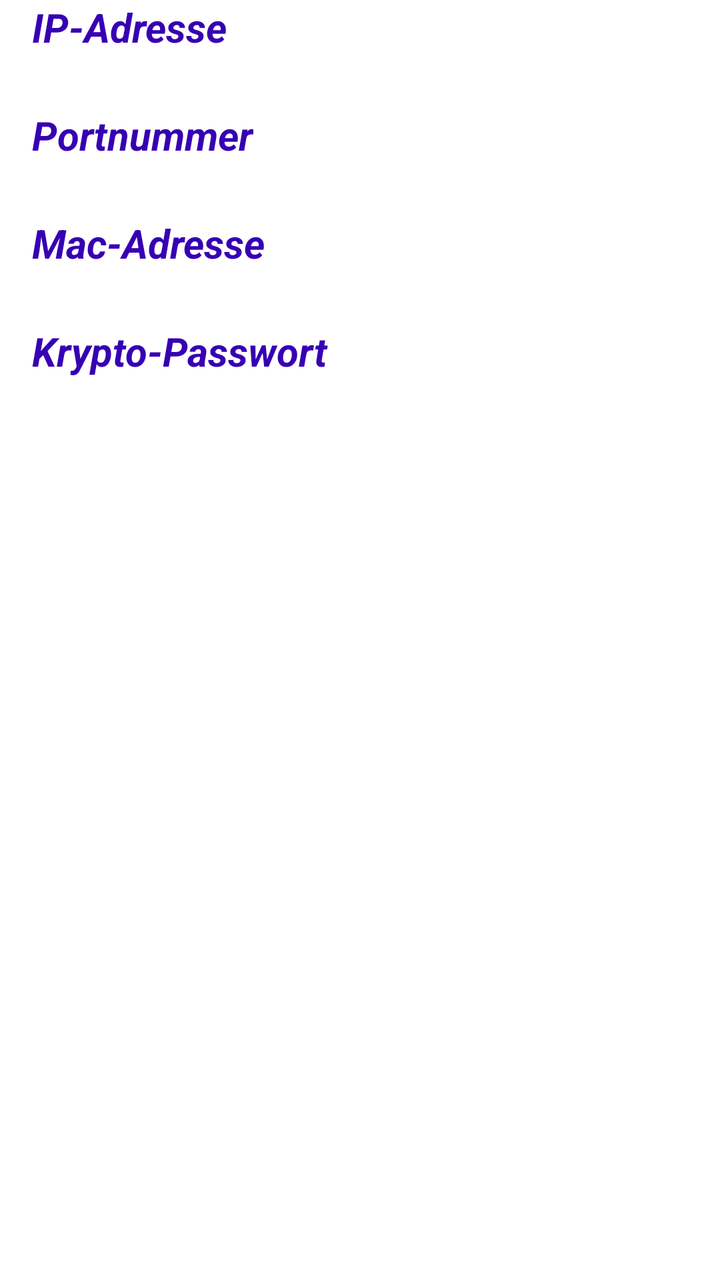
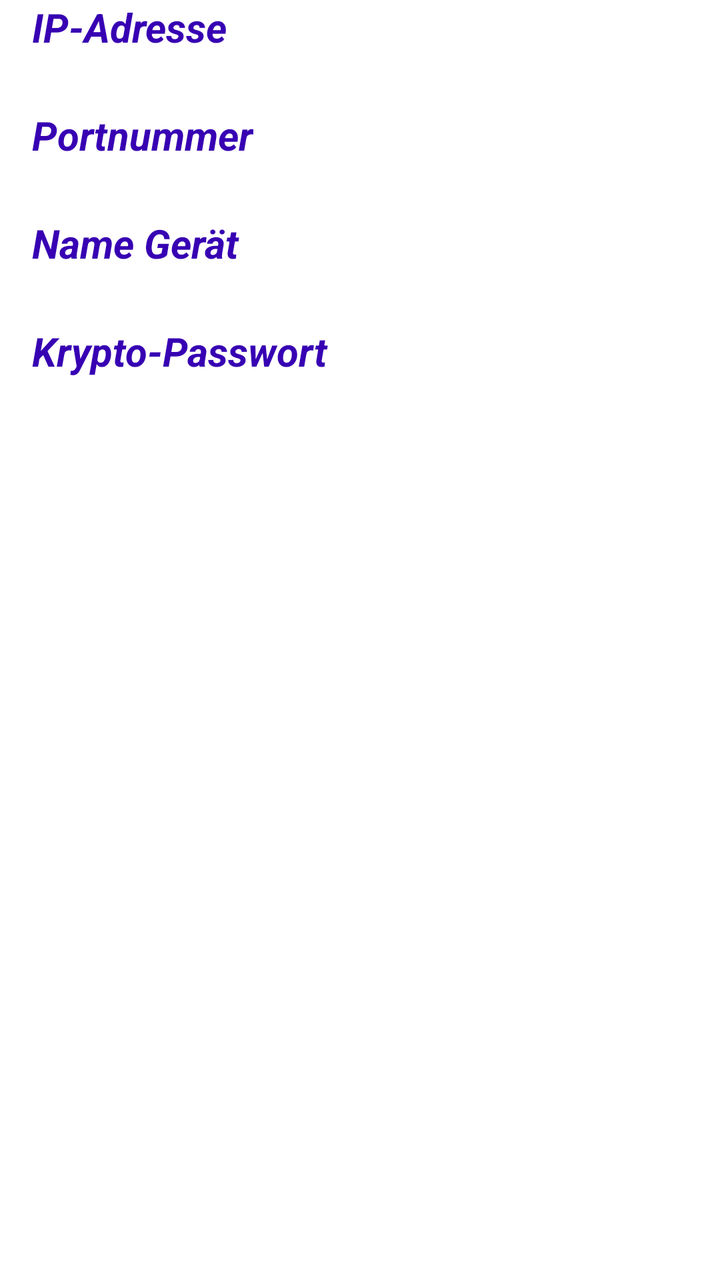

An Android layout rendered at two revisions. The XML below is the earlier revision; the diff shows what the commit changed to produce the second picture.
<!-- AndroidManifest.xml: application theme Theme.PommesfanIdentAndroid -->
<!-- res/layout/activity_provide_service_view.xml -->
<?xml version="1.0" encoding="utf-8"?>
<LinearLayout
        xmlns:android="http://schemas.android.com/apk/res/android"
        xmlns:tools="http://schemas.android.com/tools"
        android:id="@+id/viewProvideService"
        android:layout_width="wrap_content"
        android:layout_height="wrap_content"
        android:paddingLeft="16dp"
        android:paddingRight="16dp"
        android:orientation="vertical"
        tools:context=".ProvideServiceView">
    <LinearLayout
            android:id="@+id/layoutNetworkConnection"
            android:layout_width="wrap_content"
            android:layout_height="wrap_content"
            android:orientation="vertical">
        <TextView
                android:layout_width="match_parent"
                android:layout_height="match_parent"
                android:textSize="20sp"
                android:textColor="@color/purple_700"
                android:textStyle="bold|italic"
                android:text="@string/ip_adresse">
        </TextView>
        <TextView
                android:textSize="20sp"
                android:layout_width="wrap_content"
                android:layout_height="wrap_content"
                android:id="@+id/ip_address"/>
        <TextView
                android:layout_width="wrap_content"
                android:layout_height="wrap_content"
                android:textSize="20sp"
                android:textColor="@color/purple_700"
                android:textStyle="bold|italic"
                android:text="@string/portnummer">
        </TextView>
        <TextView
                android:textSize="20sp"
                android:layout_width="wrap_content"
                android:layout_height="wrap_content"
                android:id="@+id/port"/>
    </LinearLayout>
    <LinearLayout
            android:id="@+id/layoutBluetoothConnection"
            android:layout_width="wrap_content"
            android:layout_height="wrap_content"
            android:orientation="vertical">
        <TextView
                android:layout_width="wrap_content"
                android:layout_height="wrap_content"
                android:textSize="20sp"
                android:textColor="@color/purple_700"
                android:textStyle="bold|italic"
                android:text="@string/mac_adresse">
        </TextView>
        <TextView
                android:textSize="20sp"
                android:layout_width="wrap_content"
                android:layout_height="wrap_content"
                android:id="@+id/mac_address"/>
    </LinearLayout>
    <TextView
            android:layout_width="match_parent"
            android:layout_height="match_parent"
            android:textSize="20sp"
            android:textColor="@color/purple_700"
            android:textStyle="bold|italic"
            android:text="@string/krypto_passwort">
    </TextView>
    <TextView
            android:textSize="20sp"
            android:layout_width="wrap_content"
            android:layout_height="wrap_content"
            android:id="@+id/crypto_password"/>
    <ImageView
            android:layout_width="match_parent"
            android:layout_height="match_parent"
            android:contentDescription=""
            android:id="@+id/qrCode"/>
</LinearLayout>
<!-- resources referenced by this layout -->
<resources>
  <color name="purple_700">#FF3700B3</color>
  <string name="ip_adresse">IP-Adresse</string>
  <string name="krypto_passwort">Krypto-Passwort</string>
  <string name="mac_adresse">Mac-Adresse</string>
  <string name="portnummer">Portnummer</string>
  <style name="Theme.PommesfanIdentAndroid" parent="Theme.MaterialComponents.DayNight.NoActionBar">
          
          <item name="colorPrimary">@color/purple_500</item>
          <item name="colorPrimaryVariant">@color/purple_700</item>
          <item name="colorOnPrimary">@color/white</item>
          
          <item name="colorSecondary">@color/teal_200</item>
          <item name="colorSecondaryVariant">@color/teal_700</item>
          <item name="colorOnSecondary">@color/black</item>
          
          <item name="android:statusBarColor">?attr/colorPrimaryVariant</item>
          
      </style>
  <color name="purple_500">#FF6200EE</color>
  <color name="white">#FFFFFFFF</color>
  <color name="teal_200">#FF03DAC5</color>
  <color name="teal_700">#FF018786</color>
  <color name="black">#FF000000</color>
</resources>

<!-- the commit's change to res/layout/activity_provide_service_view.xml (unified diff, before → after) -->
@@ -52,13 +52,13 @@
                 android:textSize="20sp"
                 android:textColor="@color/purple_700"
                 android:textStyle="bold|italic"
-                android:text="@string/mac_adresse">
+                android:text="@string/name_gereat">
         </TextView>
         <TextView
                 android:textSize="20sp"
                 android:layout_width="wrap_content"
                 android:layout_height="wrap_content"
-                android:id="@+id/mac_address"/>
+                android:id="@+id/device_name"/>
     </LinearLayout>
     <TextView
             android:layout_width="match_parent"
<!-- resource entries referenced after the edit -->
@@ -3,7 +3,7 @@
   <color name="purple_700">#FF3700B3</color>
   <string name="ip_adresse">IP-Adresse</string>
   <string name="krypto_passwort">Krypto-Passwort</string>
-  <string name="mac_adresse">Mac-Adresse</string>
+  <string name="name_gereat">Name Gerät</string>
   <string name="portnummer">Portnummer</string>
   <style name="Theme.PommesfanIdentAndroid" parent="Theme.MaterialComponents.DayNight.NoActionBar">
           
